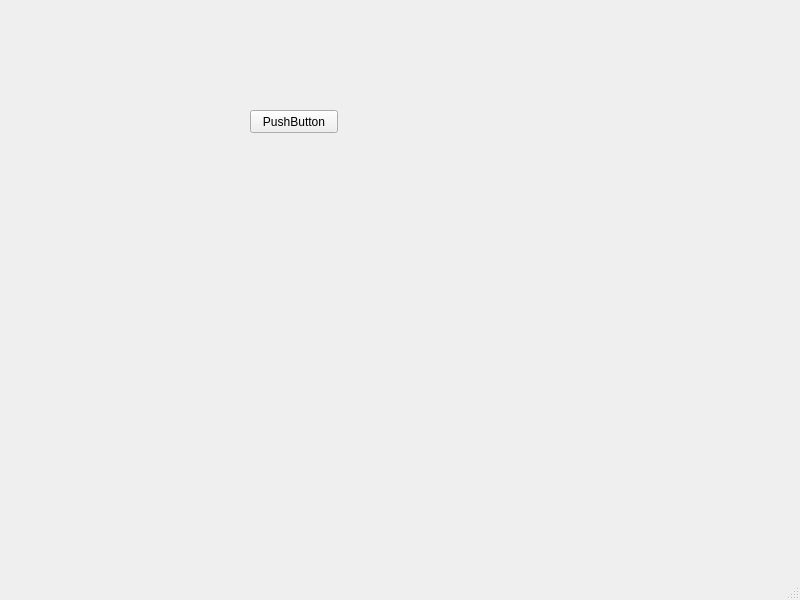
Above: src/designer/MainWinSignalSlot.ui from ganqiansheng/Exercise2 before the change. Below: the same form after it.
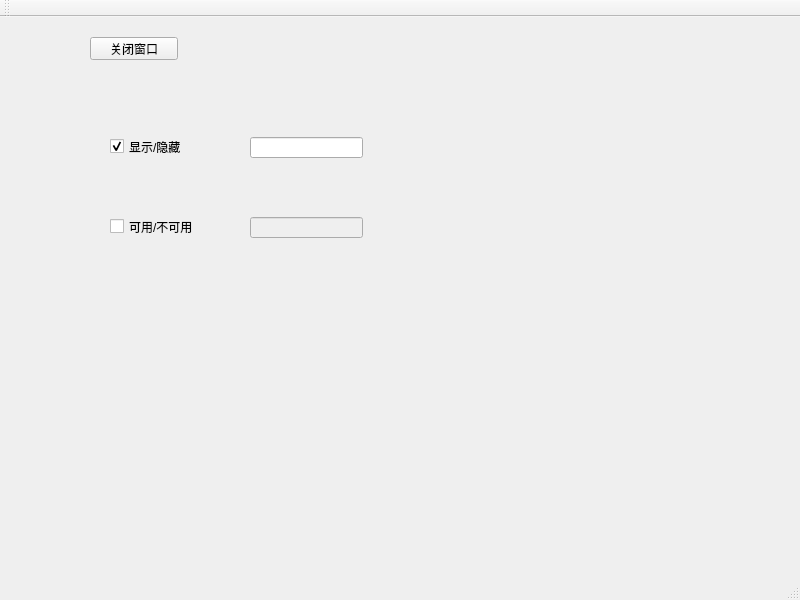
That is the form after the change.

The edit to the form file:
```diff
--- a/src/designer/MainWinSignalSlot.ui
+++ b/src/designer/MainWinSignalSlot.ui
@@ -17,14 +17,66 @@
    <widget class="QPushButton" name="pushButton">
     <property name="geometry">
      <rect>
-      <x>250</x>
-      <y>110</y>
+      <x>90</x>
+      <y>20</y>
       <width>88</width>
       <height>23</height>
      </rect>
     </property>
     <property name="text">
-     <string>PushButton</string>
+     <string>关闭窗口</string>
+    </property>
+   </widget>
+   <widget class="QCheckBox" name="checkBox">
+    <property name="geometry">
+     <rect>
+      <x>110</x>
+      <y>120</y>
+      <width>101</width>
+      <height>19</height>
+     </rect>
+    </property>
+    <property name="text">
+     <string>显示/隐藏</string>
+    </property>
+    <property name="checked">
+     <bool>true</bool>
+    </property>
+   </widget>
+   <widget class="QCheckBox" name="checkBox_2">
+    <property name="geometry">
+     <rect>
+      <x>110</x>
+      <y>200</y>
+      <width>111</width>
+      <height>19</height>
+     </rect>
+    </property>
+    <property name="text">
+     <string>可用/不可用</string>
+    </property>
+   </widget>
+   <widget class="QLineEdit" name="lineEdit">
+    <property name="geometry">
+     <rect>
+      <x>250</x>
+      <y>120</y>
+      <width>113</width>
+      <height>21</height>
+     </rect>
+    </property>
+   </widget>
+   <widget class="QLineEdit" name="lineEdit_2">
+    <property name="enabled">
+     <bool>false</bool>
+    </property>
+    <property name="geometry">
+     <rect>
+      <x>250</x>
+      <y>200</y>
+      <width>113</width>
+      <height>21</height>
+     </rect>
     </property>
    </widget>
   </widget>
@@ -39,6 +91,17 @@
    </property>
   </widget>
   <widget class="QStatusBar" name="statusbar"/>
+  <widget class="QToolBar" name="toolBar">
+   <property name="windowTitle">
+    <string>toolBar</string>
+   </property>
+   <attribute name="toolBarArea">
+    <enum>TopToolBarArea</enum>
+   </attribute>
+   <attribute name="toolBarBreak">
+    <bool>false</bool>
+   </attribute>
+  </widget>
  </widget>
  <resources/>
  <connections>
```
Left out of the diff: 36 changed lines with no effect on the pictures.
